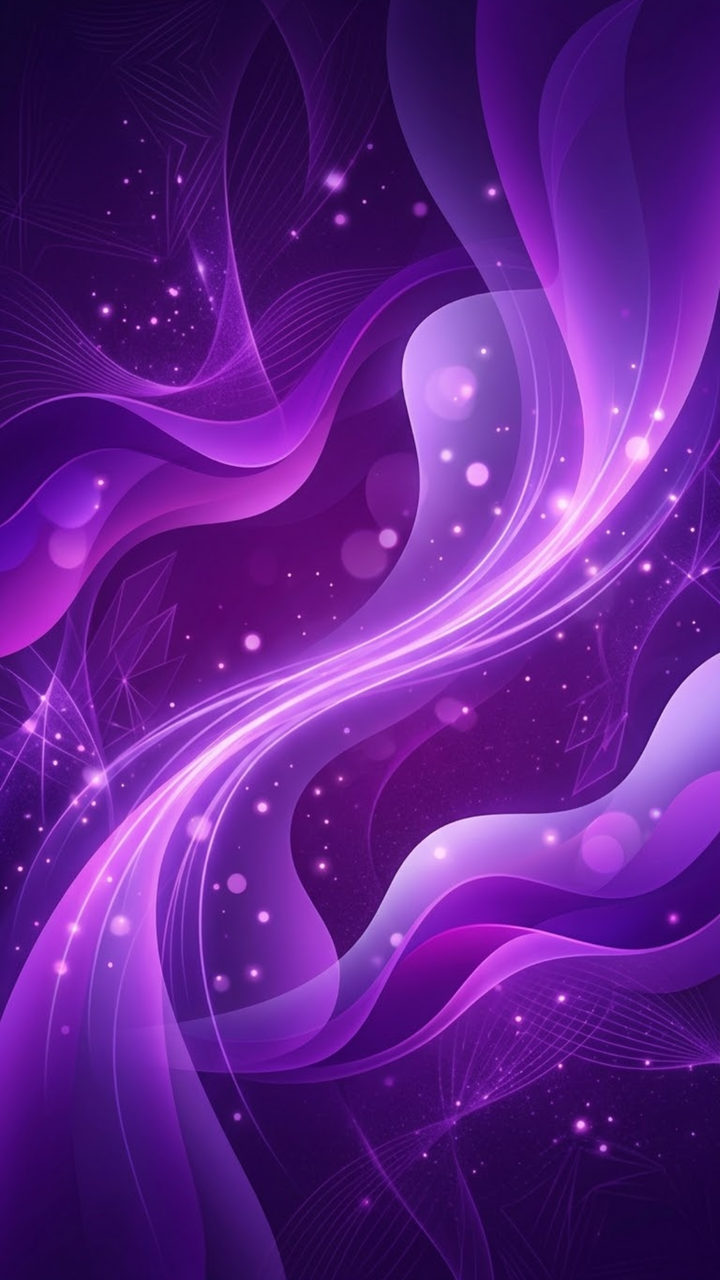
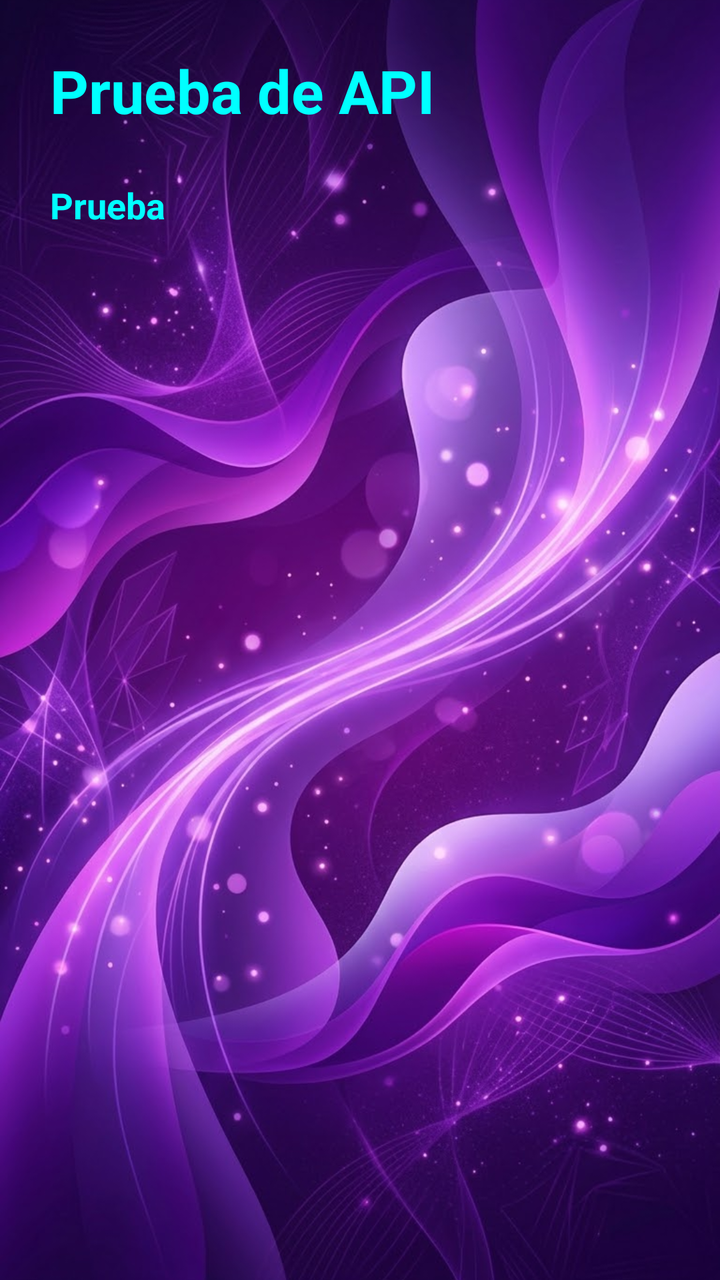

Two renders of the same Android screen: before a commit and after it. Below are the layout's source before the change and the commit's diff.
<!-- AndroidManifest.xml: application theme Theme.Reviewly -->
<!-- res/layout/activity_home.xml -->
<?xml version="1.0" encoding="utf-8"?>
<androidx.constraintlayout.widget.ConstraintLayout xmlns:android="http://schemas.android.com/apk/res/android"
    xmlns:app="http://schemas.android.com/apk/res-auto"
    xmlns:tools="http://schemas.android.com/tools"
    android:id="@+id/main"
    android:layout_width="match_parent"
    android:layout_height="match_parent"
    tools:context=".HomeActivity">
    <ImageView
        android:layout_width="0dp"
        android:layout_height="0dp"
        android:src="@drawable/fondo_morado"
        android:scaleType="centerCrop"
        app:layout_constraintBottom_toBottomOf="parent"
        app:layout_constraintEnd_toEndOf="parent"
        app:layout_constraintStart_toStartOf="parent"
        app:layout_constraintTop_toTopOf="parent"/>









</androidx.constraintlayout.widget.ConstraintLayout>
<!-- resources referenced by this layout -->
<resources>
  <!-- drawable fondo_morado: png bitmap (drawable, 136168 bytes) -->
  <style name="Theme.Reviewly" parent="Base.Theme.Reviewly" />
  <style name="Base.Theme.Reviewly" parent="Theme.Material3.DayNight.NoActionBar">
          
          
      </style>
</resources>

<!-- the commit's change to res/layout/activity_home.xml (unified diff, before → after) -->
@@ -15,6 +15,60 @@
         app:layout_constraintEnd_toEndOf="parent"
         app:layout_constraintStart_toStartOf="parent"
         app:layout_constraintTop_toTopOf="parent"/>
+    <ScrollView
+        android:layout_width="match_parent"
+        android:layout_height="match_parent"
+        android:padding="25dp">
+
+
+        <LinearLayout
+            android:layout_width="match_parent"
+            android:layout_height="wrap_content"
+            android:orientation="vertical">
+
+            <TextView
+                android:id="@+id/tvtitulo"
+                android:layout_width="match_parent"
+                android:layout_height="wrap_content"
+                android:text="Prueba de API"
+                android:textColor="#00FFFF"
+                android:textSize="30sp"
+                android:textStyle="bold"/>
+
+            <TextView
+                android:id="@+id/tvresultado"
+                android:layout_width="match_parent"
+                android:layout_height="wrap_content"
+                android:layout_marginTop="25dp"
+                android:text="Prueba"
+                android:textColor="#00FFFF"
+                android:textStyle="bold"
+                android:textSize="18sp"/>
+
+
+            <ImageView
+                android:id="@+id/imgalbum"
+                android:layout_width="200dp"
+                android:layout_height="200dp"
+                android:layout_gravity="center"
+                android:layout_marginTop="25dp"
+                android:scaleType="centerCrop"
+                />
+
+
+
+
+
+
+        </LinearLayout>
+
+
+
+
+
+
+    </ScrollView>
+
 
 
 
